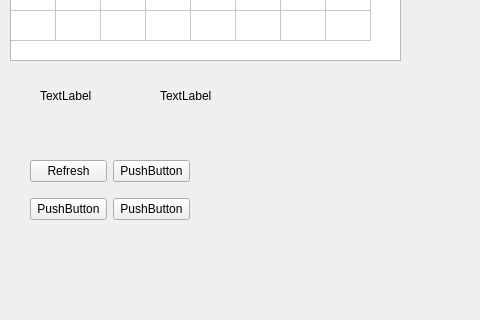
This is twoFirst01/DimmingDebugger_Readback_SX7/DrawMap_res.ui in hooloong/gitpython as Qt 5 draws it before an edit; both pictures show x 0 to 480 and y 210 to 530 of the 1187 by 708 pixel window. The edited form follows.
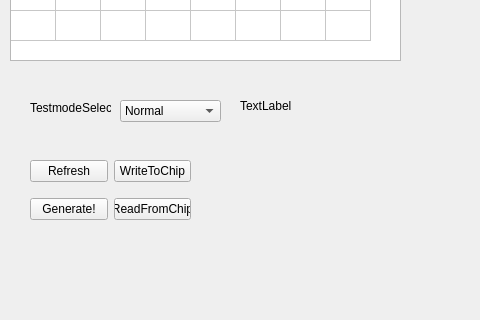
This is the edited form.

What changed in the file:
```diff
--- a/twoFirst01/DimmingDebugger_Readback_SX7/DrawMap_res.ui
+++ b/twoFirst01/DimmingDebugger_Readback_SX7/DrawMap_res.ui
@@ -65,7 +65,7 @@
     <rect>
      <x>30</x>
      <y>360</y>
-     <width>160</width>
+     <width>161</width>
      <height>80</height>
     </rect>
    </property>
@@ -80,21 +80,21 @@
     <item row="1" column="0">
      <widget class="QPushButton" name="pushButton_1">
       <property name="text">
-       <string>PushButton</string>
+       <string>Generate!</string>
       </property>
      </widget>
     </item>
     <item row="0" column="1">
      <widget class="QPushButton" name="pushButton_2">
       <property name="text">
-       <string>PushButton</string>
+       <string>WriteToChip</string>
       </property>
      </widget>
     </item>
     <item row="1" column="1">
      <widget class="QPushButton" name="pushButton_3">
       <property name="text">
-       <string>PushButton</string>
+       <string>ReadFromChip</string>
       </property>
      </widget>
     </item>
@@ -103,21 +103,21 @@
   <widget class="QLabel" name="label_1">
    <property name="geometry">
     <rect>
-     <x>40</x>
-     <y>300</y>
-     <width>54</width>
-     <height>12</height>
+     <x>30</x>
+     <y>310</y>
+     <width>81</width>
+     <height>16</height>
     </rect>
    </property>
    <property name="text">
-    <string>TextLabel</string>
+    <string>TestmodeSelect</string>
    </property>
   </widget>
   <widget class="QLabel" name="label_2">
    <property name="geometry">
     <rect>
-     <x>160</x>
-     <y>300</y>
+     <x>240</x>
+     <y>310</y>
      <width>54</width>
      <height>12</height>
     </rect>
@@ -137,6 +137,36 @@
    </property>
    <layout class="QGridLayout" name="gridLayout_2"/>
   </widget>
+  <widget class="QComboBox" name="comboBox">
+   <property name="geometry">
+    <rect>
+     <x>120</x>
+     <y>310</y>
+     <width>101</width>
+     <height>22</height>
+    </rect>
+   </property>
+   <item>
+    <property name="text">
+     <string>Normal</string>
+    </property>
+   </item>
+   <item>
+    <property name="text">
+     <string>SetToZeroAll</string>
+    </property>
+   </item>
+   <item>
+    <property name="text">
+     <string>SetAllTo_63</string>
+    </property>
+   </item>
+   <item>
+    <property name="text">
+     <string>SetBinaryToAll</string>
+    </property>
+   </item>
+  </widget>
  </widget>
  <resources/>
  <connections/>
```
Left out of the diff: 10 changed lines with no effect on the pictures.
